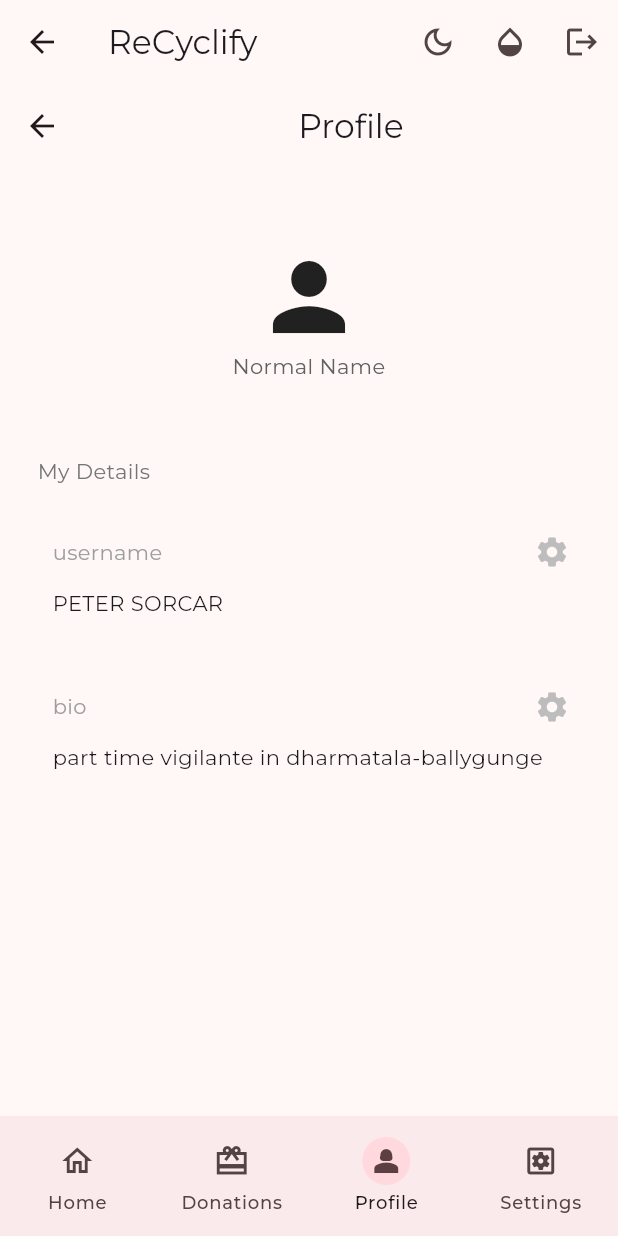
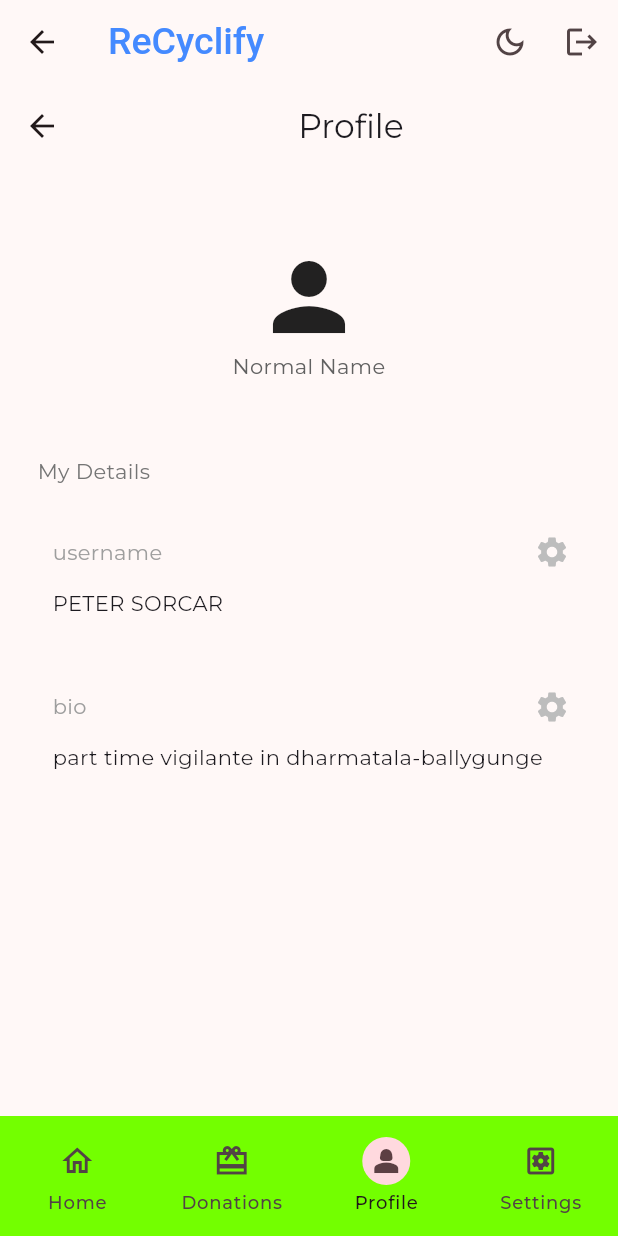
Before and after one commit to RichPerspective007/recyclify-h4b, a Flutter app: the HomeScreen screen opened by its route, item 3 of the bottom bar chosen, on a phone screen of 412 x 824 dp. Run offline on Flutter 3.47's test engine with Material 3 defaults, Android fonts, the phone set to English and light mode, and no system bars; our stand-ins replace cloud_firestore, dash_chat_2, delightful_toast, firebase_auth, firebase_core, firebase_storage and 3 more; accounts and stored records are empty; Roboto replaces fonts that are missing (Recursive).

Commit message:
Made some changes to the homepage UI and fixed cards not working properly error

```diff
--- a/lib/components/device_card.dart
+++ b/lib/components/device_card.dart
@@ -21,17 +21,13 @@ class DeviceCard extends StatelessWidget {
         child: Column(
           mainAxisSize: MainAxisSize.min,
           children: [
-            GestureDetector(
-              onTap: (){},
-
-              child: Container(
-                height: 200,
-                child: ClipRRect(
-                  borderRadius: BorderRadius.vertical(
-                    top: Radius.circular(8.0)
-                  ),
-                  child: Image.asset(device.imgUrl),
+            Container(
+              height: 250,
+              child: ClipRRect(
+                borderRadius: BorderRadius.vertical(
+                  top: Radius.circular(10.0)
                 ),
+              child: Image.asset(device.imgUrl),
               ),
             ),
             ListTile(
--- a/lib/home.dart
+++ b/lib/home.dart
@@ -1,5 +1,6 @@
 import 'package:flutter/material.dart';
 import 'package:get_it/get_it.dart';
+import 'package:google_fonts/google_fonts.dart';
 import 'package:recyclify/components/device_list.dart';
 import 'package:recyclify/components/donationscreen.dart';
 import 'package:recyclify/components/profilescreen.dart';
@@ -33,6 +34,8 @@ class _HomeScreenState extends State<HomeScreen> {
   AlertService _alertService = AlertService();
   GetIt _getIt = GetIt.instance;
   NavigationService _navigationService = NavigationService();
+  String userName = '';
+  double _welcomeOpacity = 0.0;
 
   @override
   void initState() {
@@ -40,6 +43,16 @@ class _HomeScreenState extends State<HomeScreen> {
     _authService = _getIt.get<AuthService>();
     _navigationService = _getIt.get<NavigationService>();
     _alertService = _getIt.get<AlertService>();
+
+    // Retrieve the user's name
+    userName = _authService.user?.displayName ?? '';
+
+    // Delay to animate the 'Welcome' text
+    Future.delayed(Duration(milliseconds: 100), () {
+      setState(() {
+        _welcomeOpacity = 1.0;
+      });
+    });
   }
 
   List<NavigationDestination> navBarDestinations = [
@@ -80,15 +93,15 @@ class _HomeScreenState extends State<HomeScreen> {
       appBar: AppBar(
         title: Text(
           'ReCyclify',
-          style: Theme.of(context).textTheme.titleLarge,
+          style: GoogleFonts.recursive(
+            fontSize: 25,
+            fontWeight: FontWeight.w500,
+            color: Colors.blueAccent,
+          ),
         ),
         actions: [
           ThemeButton(
             changeThemeMode: widget.changeTheme,
-          ),
-          ColorButton(
-            changeColor: widget.changeColor,
-            colorSelected: widget.colorSelected,
           ),
           IconButton(
             onPressed: () async {
@@ -105,13 +118,72 @@ class _HomeScreenState extends State<HomeScreen> {
           ),
         ],
       ),
-      body: IndexedStack(
-        index: tab,
-        children: pages,
+      backgroundColor: Colors.lightBlueAccent,  // Set background color here
+      body: Column(
+        children: [
+          if (tab == 0) ...[
+            Padding(
+              padding: const EdgeInsets.all(16.0),
+              child: AnimatedOpacity(
+                opacity: _welcomeOpacity,
+                duration: Duration(milliseconds: 1000),
+                child: Text(
+                  'W e l c o m e !',
+                  style: GoogleFonts.robotoSlab(
+                    fontSize: 45,
+                    fontWeight: FontWeight.bold,
+                    color: const Color.fromARGB(255, 255, 255, 255),
+                  ),
+                ),
+              ),
+            ),
+            Padding(
+              padding: const EdgeInsets.all(2.0),
+
+              child: Text(
+                "John Doe",
+                style: GoogleFonts.recursive(
+                  fontSize: 50,
+                  fontWeight: FontWeight.bold,
+                  color: Color.fromARGB(255, 152, 255, 120),
+                ),
+              ),
+            ),
+            SizedBox(height: 10,),
+            Center(
+              child: Text(
+                "Choose your device :-",
+                style: GoogleFonts.recursive(
+                  fontSize: 25,
+                  fontWeight: FontWeight.normal,
+                  color: Color.fromARGB(255, 255, 255, 255),
+                ),
+              ),
+            ),
+            Padding(
+              padding: const EdgeInsets.all(8.0),
+              child: Text(
+                _authService.user != null ? _authService.user!.displayName ?? '' : '',
+                style: GoogleFonts.recursive(
+                  fontSize: 24,
+                  fontWeight: FontWeight.bold,
+                  color: const Color.fromARGB(255, 255, 255, 255),
+                ),
+              ),
+            ),
+          ],
+          Expanded(
+            child: IndexedStack(
+              index: tab,
+              children: pages,
+            ),
+          ),
+        ],
       ),
       bottomNavigationBar: NavigationBar(
+        backgroundColor: const Color.fromARGB(255, 115, 255, 0),  // Set navigation bar color here
         selectedIndex: tab,
-        animationDuration: const Duration(milliseconds: 1000),
+        animationDuration: const Duration(milliseconds: 100),
         onDestinationSelected: (index) {
           setState(() {
             tab = index;
--- a/lib/pages/profile.dart
+++ b/lib/pages/profile.dart
@@ -1,3 +1,4 @@
+import 'package:firebase_auth/firebase_auth.dart';
 import 'package:flutter/material.dart';
 import 'package:recyclify/components/text_box.dart';
 
@@ -10,7 +11,7 @@ class ProfilePage extends StatefulWidget {
 }
 
 class _ProfilePageState extends State<ProfilePage> {
-  // final currentUser = FirebaseAuth.instance.currentUser!;
+  final currentUser = FirebaseAuth.instance.currentUser!;
 
   Future<void> editField(String field) async {}
 
--- a/lib/services/auth_service.dart
+++ b/lib/services/auth_service.dart
@@ -18,7 +18,7 @@ class AuthService {
         password: password,
       );
 
-      if (credential.user != null) {
+      if (credential.user!= null) {
         _user = credential.user;
         return true;
       }
@@ -35,7 +35,7 @@ class AuthService {
         password: password,
       );
 
-      if (credential.user != null) {
+      if (credential.user!= null) {
         _user = credential.user;
         return true;
       }
```
